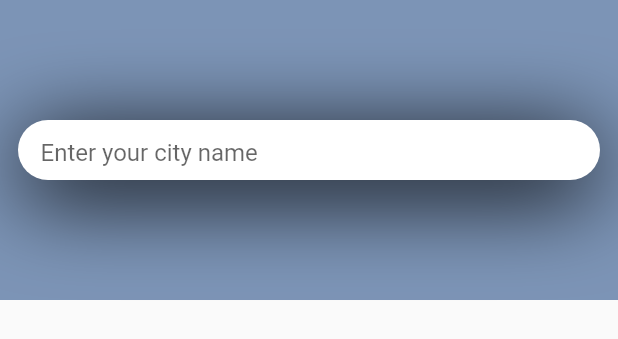
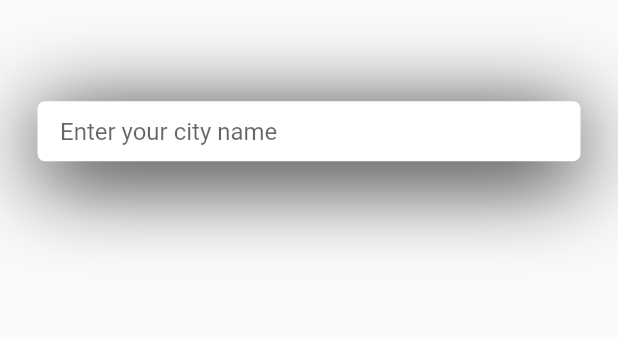
Before and after one commit to hohooio823/Weather, a Flutter app: the SearchBar widget shown alone on an empty page, opened directly with empty values, on a phone screen of 412 x 824 dp. Shown: the top 339 px of the screen. Run offline on Flutter 3.47's test engine with Material 2 defaults, Android fonts, the phone set to English and light mode, and no system bars.

Commit message:
Styled the searchBar and the weatherForecast card

```diff
--- a/lib/Components/searchBar.dart
+++ b/lib/Components/searchBar.dart
@@ -16,17 +16,14 @@ class _SearchBarState extends State<SearchBar> {
   @override
   Widget build(BuildContext context) {
     return Container(
-      height:200,
-      decoration: BoxDecoration(
-        color: const Color(0xff7c94b6),
-      ),
+      height:175,
       alignment: Alignment.center,
       child:Padding(
-          padding: EdgeInsets.fromLTRB(12, 0, 12, 0),
+          padding: EdgeInsets.fromLTRB(25, 0, 25, 0),
           child:Container(
           height:40,
           decoration: BoxDecoration(
-            borderRadius: BorderRadius.circular(20),
+            borderRadius: BorderRadius.circular(5),
             color: Colors.white,
             boxShadow: [BoxShadow(
               offset:Offset(0,10),
@@ -36,7 +33,7 @@ class _SearchBarState extends State<SearchBar> {
               child:TextField(
                       decoration : InputDecoration(
                         border: InputBorder.none,
-                        contentPadding:EdgeInsets.fromLTRB(15, 0, 6, 5),
+                        contentPadding:EdgeInsets.fromLTRB(15, 0, 6, 7.5),
                         hintText: 'Enter your city name'
                       ),
                       cursorColor: Colors.white,
```
Also changed, not shown: lib/Components/CardText.dart (added, +20 -0 lines), lib/Components/weatherCard.dart (added, +45 -0 lines), lib/MyCustomForm.dart (+10 -3 lines).
